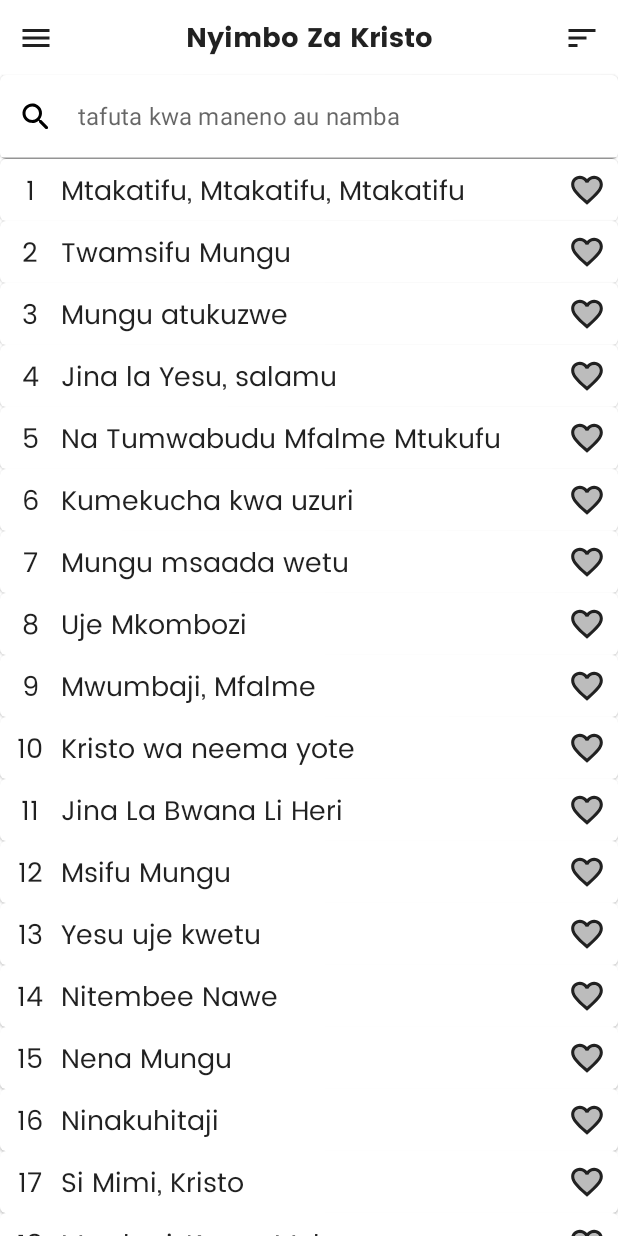
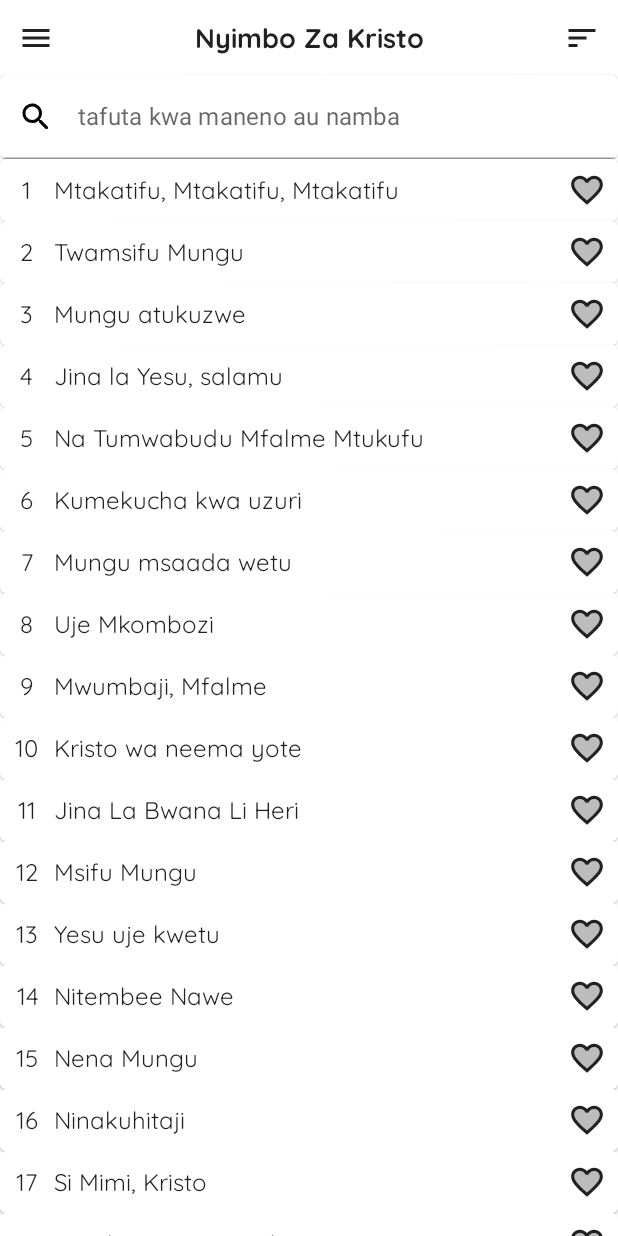
Before and after one commit to mwihechi/NyimboZaKristo, an Android app built with Jetpack Compose: the screen it shows after launch (MainActivity), on a phone screen of 412 x 824 dp. Run offline under Robolectric (Android 15) with nearby library versions, the phone set to English and light mode, and no system bars; our stand-ins replace Dagger/Hilt's generated code, Room's generated code, livedata-compose.

Commit message:
base application

```diff
--- a/app/src/main/java/com/tansoften/nyimbozakristo/Drawer.kt
+++ b/app/src/main/java/com/tansoften/nyimbozakristo/Drawer.kt
@@ -13,7 +13,6 @@ import androidx.compose.ui.Modifier
 import androidx.compose.ui.graphics.vector.ImageVector
 import androidx.compose.ui.unit.dp
 
-
 const val VERSE_ARGUMENT_KEY = "currentPage"
 
 sealed class DrawerScreens(
@@ -27,41 +26,23 @@ sealed class DrawerScreens(
         icon = Icons.Rounded.Home
     )
 
+
     object LovedSong : DrawerScreens(
         route = "loved_song_screen",
         title = "Nyimbo Pendwa",
         icon = Icons.Rounded.Favorite
     )
 
-    object SettingScreen : DrawerScreens(
-        route = "setting_screen",
-        title = "Mipangilio",
-        icon = Icons.Rounded.Settings
-    )
 
-    object AboutScreen : DrawerScreens(
-        route = "about_screen",
-        title = "Kuhusu",
-        icon = Icons.Rounded.Info
-    )
+    object SettingScreen : DrawerScreens(route = "setting_screen", title = "Mipangilio", icon = Icons.Rounded.Settings)
 
-    object ShareScreen : DrawerScreens(
-        route = "share_screen",
-        title = "Sambaza app",
-        icon = Icons.Rounded.Share
-    )
+    object AboutScreen : DrawerScreens(route = "about_screen", title = "Kuhusu", icon = Icons.Rounded.Info)
 
-    object SearchScreen : DrawerScreens(
-        route = "search_screen",
-        title = "Tafuta",
-        icon = Icons.Rounded.Search
-    )
+    object ShareScreen : DrawerScreens(route = "share_screen", title = "Sambaza app", icon = Icons.Rounded.Share)
 
-    object VerseScreen : DrawerScreens(
-        route = "verse_screen/{$VERSE_ARGUMENT_KEY}",
-        title = "Verses Screen",
-        icon = Icons.Rounded.FavoriteBorder
-    ) {
+    object CategoryScreen : DrawerScreens(route = "category_screen", title = "Yaliyomo", icon = Icons.Rounded.Category)
+
+    object VerseScreen : DrawerScreens(route = "verse_screen/{$VERSE_ARGUMENT_KEY}", title = "Verses Screen", icon = Icons.Rounded.FavoriteBorder) {
         fun passPage(currentPage: Int): String {
             return this.route.replace(
                 oldValue = "{$VERSE_ARGUMENT_KEY}",
@@ -74,7 +55,7 @@ sealed class DrawerScreens(
 private val screens = listOf(
     DrawerScreens.AllSongScreen,
     DrawerScreens.LovedSong,
-    DrawerScreens.SearchScreen,
+    DrawerScreens.CategoryScreen,
     DrawerScreens.SettingScreen,
     DrawerScreens.AboutScreen
 )
--- a/app/src/main/java/com/tansoften/nyimbozakristo/MainActivity.kt
+++ b/app/src/main/java/com/tansoften/nyimbozakristo/MainActivity.kt
@@ -80,7 +80,7 @@ fun AppMainScreen() {
 
                 composable(DrawerScreens.LovedSong.route) { LovedSongsScreen(navController = navController) }
 
-                composable(DrawerScreens.SearchScreen.route) { SearchScreen(navController = navController) }
+                composable(DrawerScreens.CategoryScreen.route) { CategoryScreen(navController = navController) }
 
                 composable(DrawerScreens.SettingScreen.route) { SettingScreen(navController = navController) }
 
--- a/app/src/main/java/com/tansoften/nyimbozakristo/screen/AllSongScreen.kt
+++ b/app/src/main/java/com/tansoften/nyimbozakristo/screen/AllSongScreen.kt
@@ -126,7 +126,7 @@ fun SongsCard(song: Songs, viewModel: SongsViewModel, navController: NavHostCont
         ) {
             Text(
                 text = song.songs_id.toString(),
-                fontSize = 18.sp,
+                fontSize = 16.sp,
                 textAlign = TextAlign.Center,
                 modifier = Modifier
                     .background(MaterialTheme.colors.background, shape = CircleShape)
@@ -134,7 +134,7 @@ fun SongsCard(song: Songs, viewModel: SongsViewModel, navController: NavHostCont
             )
             Text(
                 text = song.title,
-                fontSize = 18.sp,
+                fontSize = 16.sp,
                 maxLines = 1,
                 overflow = TextOverflow.Ellipsis,
                 modifier = Modifier
--- a/app/src/main/java/com/tansoften/nyimbozakristo/screen/SearchScreen.kt
+++ b/app/src/main/java/com/tansoften/nyimbozakristo/screen/CategoryScreen.kt
@@ -10,7 +10,7 @@ import androidx.navigation.NavHostController
 
 
 @Composable
-fun SearchScreen(navController: NavHostController) {
+fun CategoryScreen(navController: NavHostController) {
     Box(modifier = Modifier.fillMaxSize(), contentAlignment = Alignment.Center) {
         Text(text = "Search Screen")
     }
--- a/app/src/main/java/com/tansoften/nyimbozakristo/storage/PreferencesManager.kt
+++ b/app/src/main/java/com/tansoften/nyimbozakristo/storage/PreferencesManager.kt
@@ -3,12 +3,10 @@ package com.tansoften.nyimbozakristo.storage
 import android.content.Context
 import android.util.Log
 import androidx.datastore.core.DataStore
-import androidx.datastore.preferences.core.Preferences
-import androidx.datastore.preferences.core.edit
-import androidx.datastore.preferences.core.emptyPreferences
-import androidx.datastore.preferences.core.stringPreferencesKey
+import androidx.datastore.preferences.core.*
 import androidx.datastore.preferences.preferencesDataStore
 import dagger.hilt.android.qualifiers.ApplicationContext
+import kotlinx.coroutines.flow.Flow
 import kotlinx.coroutines.flow.catch
 import kotlinx.coroutines.flow.map
 import java.io.IOException
@@ -59,6 +57,19 @@ class PreferencesManager @Inject constructor(@ApplicationContext private val con
         FontPreferences(fontStyle = fontStyle)
     }
 
+    val fontSizeFlow: Flow<Float> = context.dataStore.data
+        .catch { exception ->
+            if (exception is IOException) {
+                Log.e(TAG, "Error while reading preferences ", exception)
+                emit(emptyPreferences())
+            } else {
+                throw exception
+            }
+        }
+        .map { preferences ->
+            preferences[PreferencesKeys.FONT_SIZE] ?: 0.16F
+        }
+
     // updating value of sort order
     suspend fun updateSortOrder(sortOrder: SortOrder) {
         context.dataStore.edit { preferences ->
@@ -73,10 +84,18 @@ class PreferencesManager @Inject constructor(@ApplicationContext private val con
         }
     }
 
+    // updating font size
+    suspend fun updateFontSize(fontSize: Float) {
+        context.dataStore.edit { preferences ->
+            preferences[PreferencesKeys.FONT_SIZE] = fontSize
+        }
+    }
+
 
     // storing preference keys
     private object PreferencesKeys {
         val SORT_ORDER = stringPreferencesKey("sort_order")
         val FONT_STYLE = stringPreferencesKey("font_style")
+        val FONT_SIZE = floatPreferencesKey("font_size")
     }
 }
--- a/app/src/main/java/com/tansoften/nyimbozakristo/ui/theme/Color.kt
+++ b/app/src/main/java/com/tansoften/nyimbozakristo/ui/theme/Color.kt
@@ -2,8 +2,8 @@ package com.tansoften.nyimbozakristo.ui.theme
 
 import androidx.compose.ui.graphics.Color
 
-val Purple200 = Color(0xFFBB86FC)
-val Purple500 = Color(0xFF6200EE)
-val Purple700 = Color(0xFF3700B3)
-val Teal200 = Color(0xFF03DAC5)
-val LikeColor = Color(0xFFF91880)
+val Purple200 = Color(0xFF3E8391)
+val Purple500 = Color(0xFF2F557F)
+val Purple700 = Color(0xFF2F557F)
+val Teal200 = Color(0xFF3E8391)
+val LikeColor = Color(0xFFE36520)
--- a/app/src/main/java/com/tansoften/nyimbozakristo/ui/theme/Type.kt
+++ b/app/src/main/java/com/tansoften/nyimbozakristo/ui/theme/Type.kt
@@ -28,13 +28,13 @@ val Poppins = FontFamily(
 // Set of Material typography styles to start with
 val Typography = Typography(
     body1 = TextStyle(
-        fontFamily = Poppins,
+        fontFamily = QuickSand,
         fontWeight = FontWeight.Normal,
         fontSize = 16.sp
     ),
 
     h1 = TextStyle(
-        fontFamily = Poppins,
+        fontFamily = QuickSand,
         fontWeight = FontWeight.Bold,
         fontSize = 18.sp
     ),
--- a/app/src/main/java/com/tansoften/nyimbozakristo/view_model/SongsViewModel.kt
+++ b/app/src/main/java/com/tansoften/nyimbozakristo/view_model/SongsViewModel.kt
@@ -62,4 +62,10 @@ class SongsViewModel @Inject constructor(
         }
 
     val verses = versesFlow.asLiveData()
+    val fontSize = preferencesManager.fontSizeFlow.asLiveData()
+
+    //update font size
+    fun updateFontSize(fontSize: Float) = viewModelScope.launch {
+        preferencesManager.updateFontSize(fontSize)
+    }
 }
```
Also changed, not shown: app/src/main/java/com/tansoften/nyimbozakristo/screen/FontSizeDialog.kt (added, +104 -0 lines), app/src/main/java/com/tansoften/nyimbozakristo/screen/VerseScreen.kt (+104 -22 lines), app/src/main/res/values/colors.xml (+5 -5 lines).
